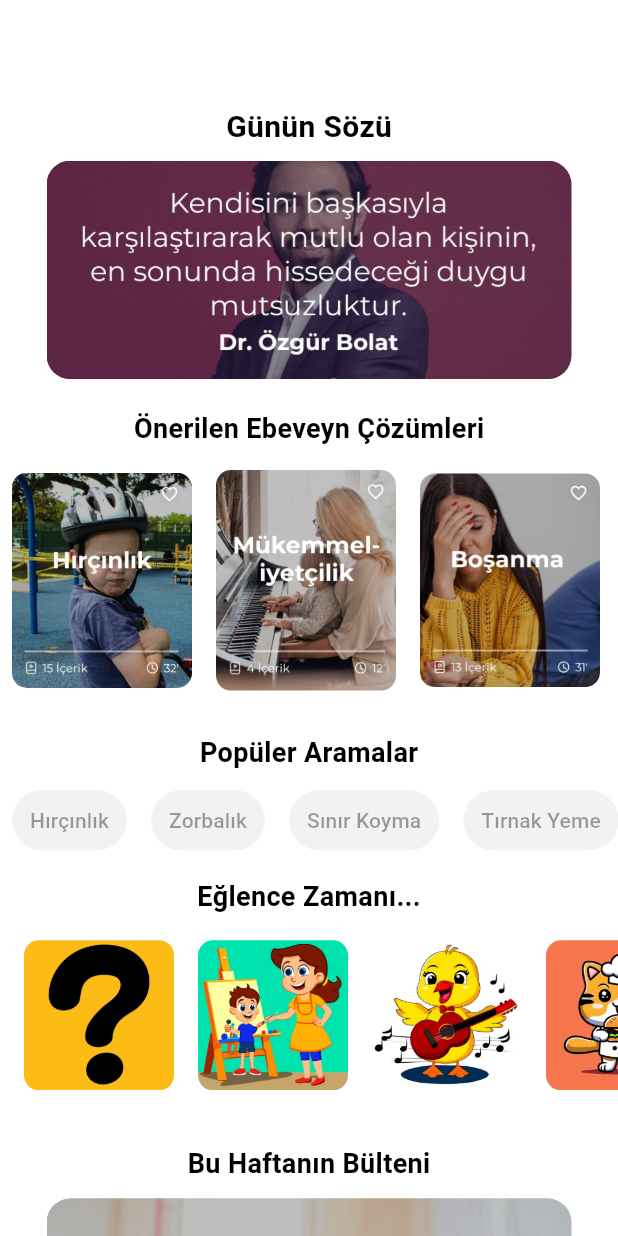
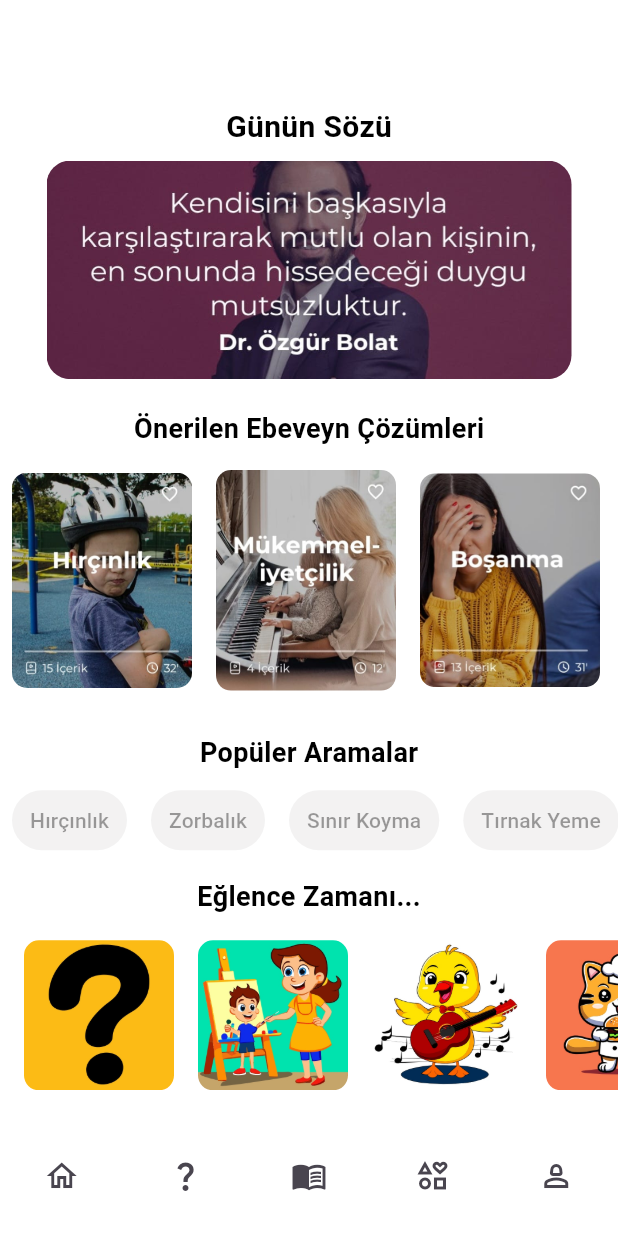
Before and after one commit to denizyildiz0/Bitirme_Parent_App, a Flutter app: the HomeScreen screen opened by its route, on a phone screen of 412 x 824 dp. Run offline on Flutter 3.47's test engine with Material 3 defaults, Android fonts, the phone set to English and light mode, and no system bars; our stand-ins replace flutter_secure_storage, flutter_svg, gap, go_router, google_fonts, preload_page_view and 1 more; accounts and stored records are empty.

Commit message:
bottom navigator bar  added

```diff
--- a/lib/screens/homeScreen.dart
+++ b/lib/screens/homeScreen.dart
@@ -1,3 +1,4 @@
+import 'package:bitirme_parent_app/widgets/bottom_navigator.dart';
 import 'package:flutter/material.dart';
 
 class HomeScreen extends StatefulWidget {
@@ -156,6 +157,7 @@ class _HomeScreenState extends State<HomeScreen> {
           ),
         ),
       ),
+      bottomNavigationBar: const BottomNavigator(selectedIndex: 0),
     );
   }
   Padding BlogKutu(String photo) {
@@ -213,6 +215,7 @@ class _HomeScreenState extends State<HomeScreen> {
           ),
         ],
       ),
+
     );
   }
 }
--- /dev/null
+++ b/lib/widgets/bottom_navigator.dart
@@ -0,0 +1,48 @@
+import 'package:flutter/material.dart';
+import 'package:go_router/go_router.dart';
+import 'package:google_fonts/google_fonts.dart';
+import '../../core/storage.dart';
+
+class BottomNavigator extends StatelessWidget {
+
+  final int selectedIndex;
+
+  const BottomNavigator({
+    Key? key,
+    required this.selectedIndex,
+
+  }) : super(key: key);
+
+  @override
+  Widget build(BuildContext context) {
+    return Container(
+      height: 80,
+      decoration: const BoxDecoration(),
+      child: Row(
+        mainAxisAlignment: MainAxisAlignment.spaceAround,
+        children: [
+          IconButton(
+            onPressed: () => context.go("/home"),
+            icon: const Icon(Icons.home_outlined),
+          ),
+          IconButton(
+            onPressed: () => context.go("/sor"),
+            icon: const Icon(Icons.question_mark),
+          ),
+          IconButton(
+            onPressed: () => context.go("/blog"),
+            icon: const Icon(Icons.menu_book_outlined),
+          ),
+          IconButton(
+            onPressed: () => context.go("/aktivite"),
+            icon: const Icon(Icons.interests_outlined),
+          ),
+          IconButton(
+            onPressed: () => context.go("/profile"),
+            icon: const Icon(Icons.person_2_outlined),
+          ),
+        ],
+      ),
+    );
+  }
+}
```
